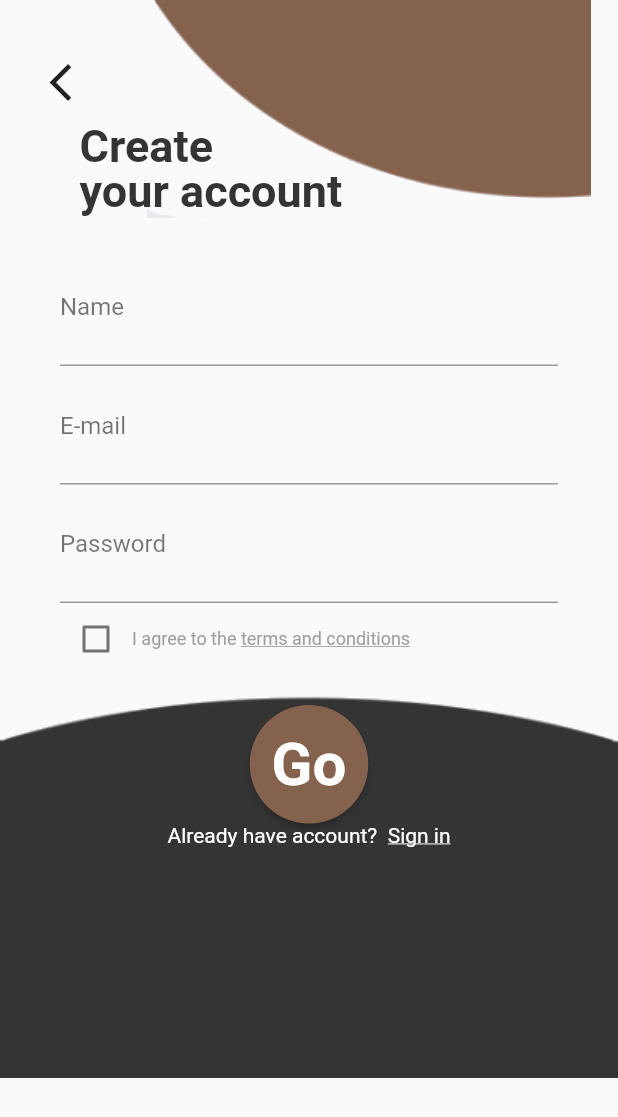
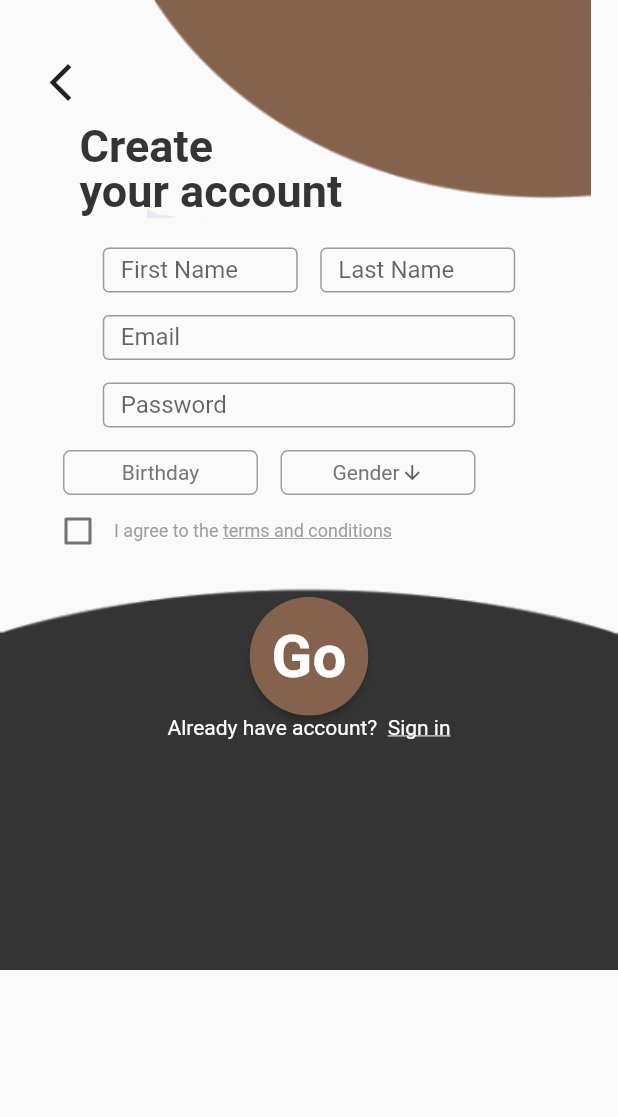
Before and after one commit to Christiann12/messagingApp, a Flutter app: the RegisterUi screen opened directly, after a tap on "Go", on a phone screen of 412 x 824 dp. Shown: the top 1117 px of the screen. Run offline on Flutter 3.47's test engine with Material 2 defaults, Android fonts, the phone set to English and light mode, and no system bars; our stand-ins replace cloud_firestore, firebase_auth, flutter_datetime_picker; accounts and stored records are empty.

```diff
--- a/lib/screens/registerui.dart
+++ b/lib/screens/registerui.dart
@@ -2,6 +2,8 @@ import 'package:flutter/material.dart';
 import 'package:messagingapp/classes/constants.dart';
 import 'package:messagingapp/process/authProcess.dart';
 import 'package:messagingapp/screens/login.dart';
+import 'package:flutter/cupertino.dart';
+import 'package:flutter_datetime_picker/flutter_datetime_picker.dart';
 
 AuthProcess _auth = AuthProcess();
 
@@ -11,9 +13,10 @@ class RegisterUi extends StatefulWidget {
 }
 
 class _RegisterUiState extends State<RegisterUi> {
-
   String email;
   String password;
+  DateTime _dateTime;
+  String gender = 'Gender';
 
   bool checkBoxValue = false;
   @override
@@ -24,6 +27,7 @@ class _RegisterUiState extends State<RegisterUi> {
           child: Column(
             children: <Widget>[
               Container(
+                margin: EdgeInsets.only(bottom: 20.0),
                 height: 145.0,
                 child: Stack(
                   children: <Widget>[
@@ -41,7 +45,7 @@ class _RegisterUiState extends State<RegisterUi> {
                           Icons.arrow_back_ios,
                           size: 30.0,
                         ),
-                        onTap: (){
+                        onTap: () {
                           Navigator.pop(context);
                         },
                       ),
@@ -65,50 +69,45 @@ class _RegisterUiState extends State<RegisterUi> {
                   ],
                 ),
               ),
+              Row(
+                mainAxisAlignment: MainAxisAlignment.center,
+                children: <Widget>[
                   Container(
-                margin: EdgeInsets.only(
-                  top: 50.0,
-                  left: 40.0,
-                  right: 40.0,
+                    height: 30.0,
+                    width: 130.0,
+                    child: TextField(
+                      decoration: InputDecoration(
+                        labelText: 'First Name',
+                        border: OutlineInputBorder(),
                       ),
-                child: Column(
+                    ),
+                  ),
+                  SizedBox(width: 15.0),
+                  Container(
+                    height: 30.0,
+                    width: 130.0,
+                    child: TextField(
+                      decoration: InputDecoration(
+                        labelText: 'Last Name',
+                        border: OutlineInputBorder(),
+                      ),
+                    ),
+                  ),
+                ],
+              ),
+              Column(
                 crossAxisAlignment: CrossAxisAlignment.start,
                 children: <Widget>[
-                    Text(
-                      'Name',
-                      style: kinputTextStyle,
-                    ),
                   Container(
+                    margin: EdgeInsets.all(15.0),
                     height: 30.0,
+                    width: 275.0,
                     child: TextField(
                       decoration: InputDecoration(
-                          border: UnderlineInputBorder(),
+                        labelText: 'Email',
+                        border: OutlineInputBorder(),
                       ),
-                      ),
-                    )
-                  ],
-                ),
-              ),
-              Container(
-                margin: EdgeInsets.only(
-                  top: 30.0,
-                  left: 40.0,
-                  right: 40.0,
-                ),
-                child: Column(
-                  crossAxisAlignment: CrossAxisAlignment.start,
-                  children: <Widget>[
-                    Text(
-                      'E-mail',
-                      style: kinputTextStyle,
-                    ),
-                    Container(
-                      height: 30.0,
-                      child: TextField(
-                        decoration: InputDecoration(
-                          border: UnderlineInputBorder(),
-                        ),
-                        onChanged: (val){
+                      onChanged: (val) {
                         email = val;
                         print(email);
                       },
@@ -116,41 +115,113 @@ class _RegisterUiState extends State<RegisterUi> {
                   )
                 ],
               ),
-              ),
-              Container(
-                margin: EdgeInsets.only(
-                  top: 30.0,
-                  left: 40.0,
-                  right: 40.0,
-                ),
-                child: Column(
-                  crossAxisAlignment: CrossAxisAlignment.start,
+              Column(
+                crossAxisAlignment: CrossAxisAlignment.center,
                 children: <Widget>[
-                    Row(
-                      mainAxisAlignment: MainAxisAlignment.spaceBetween,
-                      children: <Widget>[
-                        Text(
-                          'Password',
-                          style: kinputTextStyle,
-                        ),
-                      ],
-                    ),
                   Container(
                     height: 30.0,
+                    width: 275.0,
                     child: TextField(
                       obscureText: true,
                       decoration: InputDecoration(
-                          border: UnderlineInputBorder(),
+                        labelText: 'Password',
+                        border: OutlineInputBorder(),
                       ),
-                        onChanged: (val){
+                      onChanged: (val) {
                         password = val;
                         print(password);
                       },
                     ),
                   ),
-                    Padding(
-                      padding: const EdgeInsets.only(left: 0.0),
+                  Row(
+                    mainAxisAlignment: MainAxisAlignment.start,
+                    children: <Widget>[
+                      GestureDetector(
+                        onTap: () {
+                          DatePicker.showDatePicker(context,
+                              showTitleActions: true,
+                              minTime: DateTime(1930, 1, 1),
+                              maxTime: DateTime(2020, 7, 17),
+                              onChanged: (date) {
+                            print('change $date');
+                          }, onConfirm: (date) {
+                            setState(() {
+                              _dateTime = date;
+                            });
+                          },
+                              currentTime: DateTime.now(),
+                              locale: LocaleType.en);
+                        },
                         child: Row(
+                          children: <Widget>[
+                            Container(
+                              margin: EdgeInsets.only(left: 42.0, top: 15.0),
+                              height: 30.0,
+                              width: 130.0,
+                              child: Container(
+                                decoration: BoxDecoration(
+                                  border: Border.all(color: Colors.grey),
+                                  borderRadius: BorderRadius.circular(5.0),
+                                ),
+                                child: Center(
+                                  child: Text(
+                                    _dateTime == null
+                                        ? 'Birthday'
+                                        : _dateTime
+                                            .toIso8601String()
+                                            .substring(0, 10),
+                                    style: TextStyle(color: Colors.grey[600]),
+                                  ),
+                                ),
+                              ),
+                            ),
+                          ],
+                        ),
+                      ),
+                      Container(
+                        margin: EdgeInsets.only(left: 15.0, top: 15.0),
+                        height: 30.0,
+                        width: 130.0,
+                        child: Container(
+                            decoration: BoxDecoration(
+                              border: Border.all(color: Colors.grey),
+                              borderRadius: BorderRadius.circular(5.0),
+                            ),
+                            child: Center(
+                              child: DropdownButton<String>(
+                                value: gender,
+                                icon: Icon(Icons.arrow_downward),
+                                iconSize: 15,
+                                elevation: 0,
+                                underline: Container(
+                                  height: 0,
+                                  color: Colors.white,
+                                ),
+                                style: TextStyle(color: Colors.grey[600]),
+                                onChanged: (String newValue) {
+                                  setState(() {
+                                    gender = newValue;
+                                  });
+                                },
+                                items: <String>[
+                                  'Gender',
+                                  'Male',
+                                  'Female',
+                                ].map<DropdownMenuItem<String>>((String value) {
+                                  return DropdownMenuItem<String>(
+                                    value: value,
+                                    child: Text(value),
+                                  );
+                                }).toList(),
+                              ),
+                            )),
+                      ),
+                    ],
+                  ),
+                  Container(
+                    margin: EdgeInsets.only(left: 28.0),
+                    child: Row(
+                      mainAxisAlignment: MainAxisAlignment.start,
                       children: <Widget>[
                         Checkbox(
                             value: checkBoxValue,
@@ -164,8 +235,8 @@ class _RegisterUiState extends State<RegisterUi> {
                           children: <Widget>[
                             Text(
                               'I agree to the ',
-                                style: TextStyle(
-                                    color: Colors.grey, fontSize: 12.0),
+                              style:
+                                  TextStyle(color: Colors.grey, fontSize: 12.0),
                             ),
                             Text(
                               'terms and conditions ',
@@ -180,7 +251,6 @@ class _RegisterUiState extends State<RegisterUi> {
                     ),
                   ),
                 ],
-                ),
               ),
               Stack(
                 children: <Widget>[
@@ -201,23 +271,22 @@ class _RegisterUiState extends State<RegisterUi> {
                               MaterialButton(
                                 height: 50.0,
                                 onPressed: () async {
+                                  if (email != null && password != null) {
+                                    if (password.length < 6) {
+                                      print(
+                                          'password should be morethan or equal to 6 characters');
+                                    } else {
+                                      dynamic result =
+                                          await _auth.registerEmailAndPassword(
+                                              email, password);
 
-                                  if(email != null && password != null){
-                                    if(password.length < 6){
-                                      print('password should be morethan or equal to 6 characters');
-                                    }
-                                    else{
-                                      dynamic result = await _auth.registerEmailAndPassword(email, password);
-
-                                      if(result == null){
+                                      if (result == null) {
                                         print('error');
-                                      }
-                                      else{
+                                      } else {
                                         Navigator.pop(context);
                                       }
                                     }
-                                  }
-                                  else{
+                                  } else {
                                     print('all fields should be filled');
                                   }
                                 },
@@ -234,7 +303,7 @@ class _RegisterUiState extends State<RegisterUi> {
                                     style: TextStyle(color: Colors.white),
                                   ),
                                   GestureDetector(
-                                    onTap: (){
+                                    onTap: () {
                                       Navigator.pop(context);
                                     },
                                     child: Text('Sign in',
--- a/pubspec.yaml
+++ b/pubspec.yaml
@@ -26,6 +26,7 @@ dependencies:
   cloud_firestore: ^0.13.7
   firebase_auth: ^0.16.1
   provider: ^3.1.0
+  flutter_datetime_picker: ^1.3.8
 
 dev_dependencies:
   flutter_test:
```
Also changed, not shown: pubspec.lock. Lines whose indentation alone changed are shown as unchanged.
